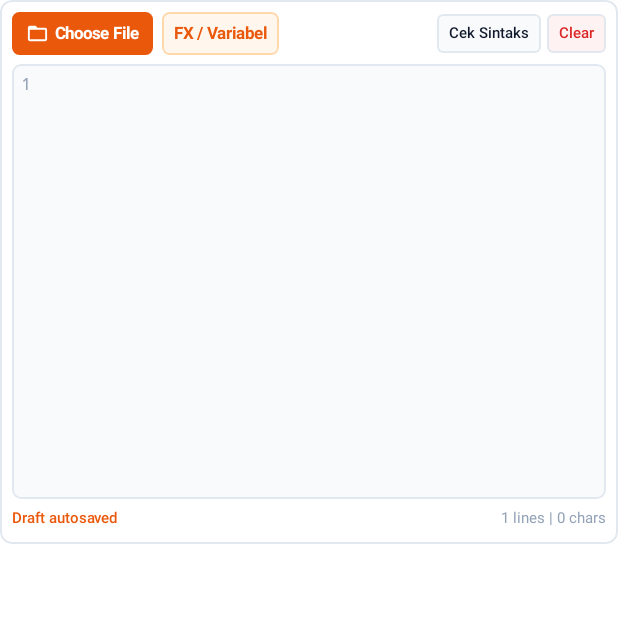
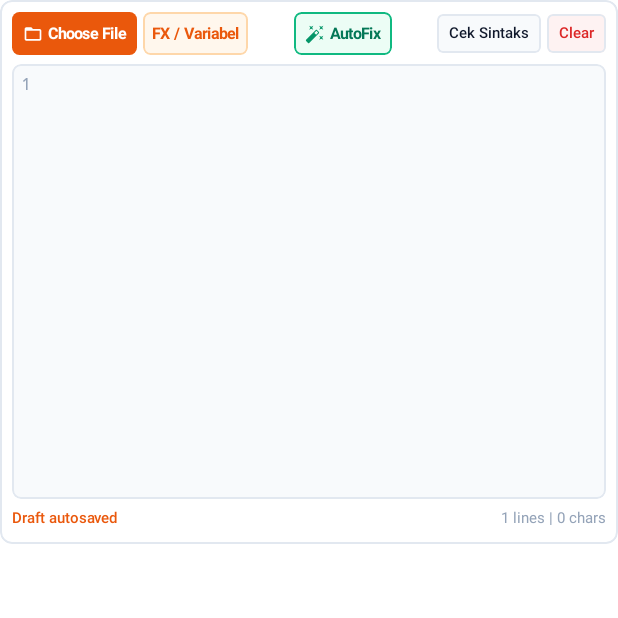
Before and after one commit to rezzboyy/raptech-dicebot-android, an Android app built with Jetpack Compose: the composable LuaEditor called with empty values, on a phone screen of 412 x 824 dp, the top half of it. Run offline under Robolectric (Android 15) with nearby library versions, the phone set to English and light mode, and no system bars; 2 statements that could not run were skipped.

Commit message:
feat: Add AutoFix button and synchronize Lua editor line scrolling

```diff
--- a/app/src/main/java/com/raptech/dicebot/engine/LuaEngine.kt
+++ b/app/src/main/java/com/raptech/dicebot/engine/LuaEngine.kt
@@ -68,6 +68,8 @@ class LuaEngine(
                 SyntaxValidationResult(isValid = false, errorMessage = t.message ?: "Error kompilasi")
             }
         }
+
+        fun autoFix(script: String): AutoFixResult = LuaScriptAutoFixer.fix(script)
     }
 
     fun initScript(
--- a/app/src/main/java/com/raptech/dicebot/ui/components/LuaEditor.kt
+++ b/app/src/main/java/com/raptech/dicebot/ui/components/LuaEditor.kt
@@ -6,19 +6,24 @@ import androidx.activity.result.contract.ActivityResultContracts
 import androidx.compose.foundation.background
 import androidx.compose.foundation.border
 import androidx.compose.foundation.clickable
+import androidx.compose.foundation.horizontalScroll
 import androidx.compose.foundation.layout.Arrangement
 import androidx.compose.foundation.layout.Box
 import androidx.compose.foundation.layout.Column
 import androidx.compose.foundation.layout.Row
 import androidx.compose.foundation.layout.Spacer
+import androidx.compose.foundation.layout.defaultMinSize
 import androidx.compose.foundation.layout.fillMaxWidth
 import androidx.compose.foundation.layout.height
 import androidx.compose.foundation.layout.padding
 import androidx.compose.foundation.layout.size
 import androidx.compose.foundation.layout.width
+import androidx.compose.foundation.rememberScrollState
 import androidx.compose.foundation.shape.RoundedCornerShape
 import androidx.compose.foundation.text.BasicTextField
+import androidx.compose.foundation.verticalScroll
 import androidx.compose.material.icons.Icons
+import androidx.compose.material.icons.filled.AutoFixHigh
 import androidx.compose.material.icons.filled.Error
 import androidx.compose.material.icons.filled.FolderOpen
 import androidx.compose.material3.Icon
@@ -44,6 +49,7 @@ import androidx.compose.ui.text.input.VisualTransformation
 import androidx.compose.ui.unit.dp
 import androidx.compose.ui.unit.sp
 import com.raptech.dicebot.engine.LuaEngine
+import com.raptech.dicebot.engine.LuaScriptAutoFixer
 import com.raptech.dicebot.model.SyntaxValidationResult
 import com.raptech.dicebot.ui.theme.RaptechColors
 
@@ -55,6 +61,8 @@ fun LuaEditor(
     modifier: Modifier = Modifier
 ) {
     val context = LocalContext.current
+    val verticalScrollState = rememberScrollState()
+    val horizontalScrollState = rememberScrollState()
     var draftStatus by remember { mutableStateOf("Draft autosaved") }
     var showVariablesDialog by remember { mutableStateOf(false) }
     val lineCount = script.lines().size
@@ -84,15 +92,16 @@ fun LuaEditor(
             .border(1.dp, RaptechColors.BorderSubtle, RoundedCornerShape(8.dp))
             .padding(8.dp)
     ) {
-        // Row 1: Choose File Button, Dedicated Variables Menu Button & Action Buttons
+        // Row 1: Choose File & FX on Left, AutoFix in Center, Check & Clear on Right
         Row(
             modifier = Modifier.fillMaxWidth(),
             horizontalArrangement = Arrangement.SpaceBetween,
             verticalAlignment = Alignment.CenterVertically
         ) {
+            // Left: Choose File & FX / Variabel
             Row(
                 verticalAlignment = Alignment.CenterVertically,
-                horizontalArrangement = Arrangement.spacedBy(6.dp)
+                horizontalArrangement = Arrangement.spacedBy(4.dp)
             ) {
                 // Choose File Button
                 Box(
@@ -100,22 +109,22 @@ fun LuaEditor(
                         .clip(RoundedCornerShape(5.dp))
                         .background(RaptechColors.OrangePrimary)
                         .clickable { filePickerLauncher.launch(arrayOf("*/*")) }
-                        .padding(horizontal = 9.dp, vertical = 5.dp),
+                        .padding(horizontal = 7.dp, vertical = 5.dp),
                     contentAlignment = Alignment.Center
                 ) {
                     Row(
                         verticalAlignment = Alignment.CenterVertically,
-                        horizontalArrangement = Arrangement.spacedBy(4.dp)
+                        horizontalArrangement = Arrangement.spacedBy(3.dp)
                     ) {
                         Icon(
                             imageVector = Icons.Default.FolderOpen,
                             contentDescription = "Choose File",
                             tint = Color.White,
-                            modifier = Modifier.size(15.dp)
+                            modifier = Modifier.size(13.dp)
                         )
                         Text(
                             text = "Choose File",
-                            fontSize = 11.sp,
+                            fontSize = 10.5.sp,
                             fontWeight = FontWeight.Bold,
                             color = Color.White
                         )
@@ -129,23 +138,61 @@ fun LuaEditor(
                         .background(RaptechColors.OrangeSoft)
                         .border(1.dp, RaptechColors.OrangeBorder, RoundedCornerShape(5.dp))
                         .clickable { showVariablesDialog = true }
-                        .padding(horizontal = 8.dp, vertical = 5.dp),
+                        .padding(horizontal = 6.dp, vertical = 5.dp),
                     contentAlignment = Alignment.Center
                 ) {
                     Text(
                         text = "FX / Variabel",
-                        fontSize = 11.sp,
+                        fontSize = 10.5.sp,
                         fontWeight = FontWeight.Bold,
                         color = RaptechColors.OrangePrimary
                     )
                 }
             }
 
-            // Quick Actions: Check, Clear
-            Row(horizontalArrangement = Arrangement.spacedBy(4.dp)) {
+            // Center: AutoFix Button
+            Box(
+                modifier = Modifier
+                    .clip(RoundedCornerShape(5.dp))
+                    .background(Color(0xFFECFDF5))
+                    .border(1.dp, Color(0xFF10B981), RoundedCornerShape(5.dp))
+                    .clickable {
+                        val fixRes = LuaScriptAutoFixer.fix(script)
+                        if (fixRes.fixedScript != script) {
+                            onScriptChange(fixRes.fixedScript)
+                        }
+                        draftStatus = fixRes.summaryMessage
+                    }
+                    .padding(horizontal = 7.dp, vertical = 5.dp),
+                contentAlignment = Alignment.Center
+            ) {
+                Row(
+                    verticalAlignment = Alignment.CenterVertically,
+                    horizontalArrangement = Arrangement.spacedBy(3.dp)
+                ) {
+                    Icon(
+                        imageVector = Icons.Default.AutoFixHigh,
+                        contentDescription = "AutoFix",
+                        tint = Color(0xFF059669),
+                        modifier = Modifier.size(13.dp)
+                    )
+                    Text(
+                        text = "AutoFix",
+                        fontSize = 10.5.sp,
+                        fontWeight = FontWeight.Bold,
+                        color = Color(0xFF047857)
+                    )
+                }
+            }
+
+            // Right: Quick Actions Check & Clear
+            Row(
+                verticalAlignment = Alignment.CenterVertically,
+                horizontalArrangement = Arrangement.spacedBy(4.dp)
+            ) {
                 EditorActionButton("Cek Sintaks", RaptechColors.SurfaceLight, RaptechColors.TextPrimary) {
                     val res = LuaEngine.validateSyntax(script)
-                    draftStatus = if (res.isValid) "Sintaks LUA Valid ✓" else "Error baris ${res.errorLine ?: "?"}"
+                    draftStatus = if (res.isValid) "Sintaks LUA Valid ✓" else "Error baris ${res.errorLine ?: "?"}: ${res.errorMessage}"
                 }
                 EditorActionButton("Clear", RaptechColors.LossBackground, RaptechColors.LossDanger) {
                     onScriptChange("")
@@ -185,7 +232,7 @@ fun LuaEditor(
             Spacer(modifier = Modifier.height(6.dp))
         }
 
-        // Code Editor Box with Line Numbers
+        // Code Editor Box with Synchronized Line Numbers
         Row(
             modifier = Modifier
                 .fillMaxWidth()
@@ -193,6 +240,7 @@ fun LuaEditor(
                 .clip(RoundedCornerShape(6.dp))
                 .background(RaptechColors.SurfaceLight)
                 .border(1.dp, RaptechColors.BorderSubtle, RoundedCornerShape(6.dp))
+                .verticalScroll(verticalScrollState)
                 .padding(6.dp)
         ) {
             // Line Numbers Column
@@ -208,14 +256,19 @@ fun LuaEditor(
                     .padding(end = 4.dp)
             )
 
-            // Text Area
+            // Code Text Area
+            Box(
+                modifier = Modifier
+                    .weight(1f)
+                    .horizontalScroll(horizontalScrollState)
+            ) {
                 BasicTextField(
                     value = script,
                     onValueChange = {
                         onScriptChange(it)
                         draftStatus = "Draft autosaved"
                     },
-                modifier = Modifier.fillMaxWidth(),
+                    modifier = Modifier.defaultMinSize(minWidth = 320.dp),
                     visualTransformation = remember { LuaSyntaxTransformation() },
                     textStyle = androidx.compose.ui.text.TextStyle(
                         color = RaptechColors.TextCode,
@@ -225,6 +278,7 @@ fun LuaEditor(
                     ),
                     cursorBrush = SolidColor(RaptechColors.OrangePrimary)
                 )
+            }
         }
 
         Spacer(modifier = Modifier.height(4.dp))
```
Also changed, not shown: app/src/main/java/com/raptech/dicebot/engine/LuaScriptAutoFixer.kt (added, +397 -0 lines), 1 other file. Lines whose indentation alone changed are shown as unchanged.
